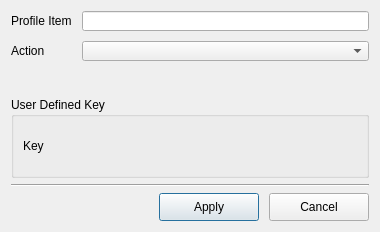
habilience/habilience-t3ksensor-tools, file T3kCfgFE/QEditActionKey1Dialog.ui: the form before one commit.
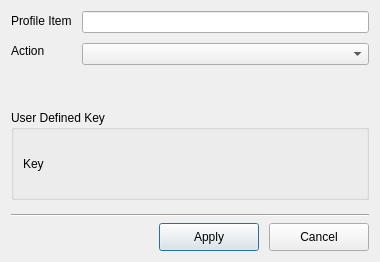
The form after the commit. Custom widgets are drawn as their Qt base class.

What changed in the file:
```diff
--- a/T3kCfgFE/QEditActionKey1Dialog.ui
+++ b/T3kCfgFE/QEditActionKey1Dialog.ui
@@ -7,7 +7,7 @@
     <x>0</x>
     <y>0</y>
     <width>380</width>
-    <height>221</height>
+    <height>262</height>
    </rect>
   </property>
   <property name="windowTitle">
@@ -175,6 +175,12 @@
        <verstretch>0</verstretch>
       </sizepolicy>
      </property>
+     <property name="minimumSize">
+      <size>
+       <width>0</width>
+       <height>90</height>
+      </size>
+     </property>
      <property name="title">
       <string>User Defined Key</string>
      </property>
```
